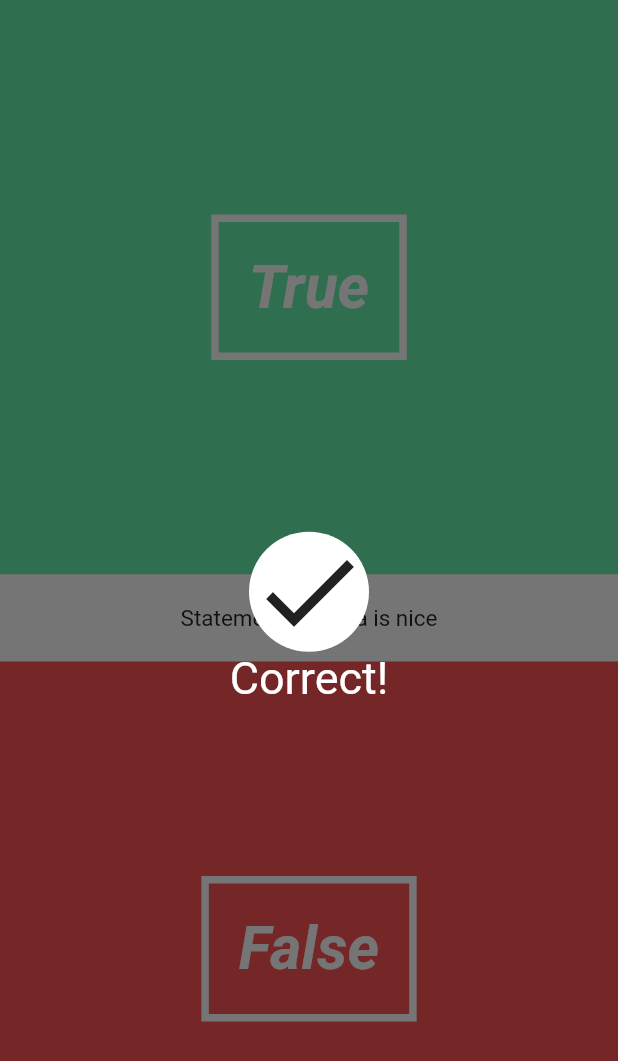
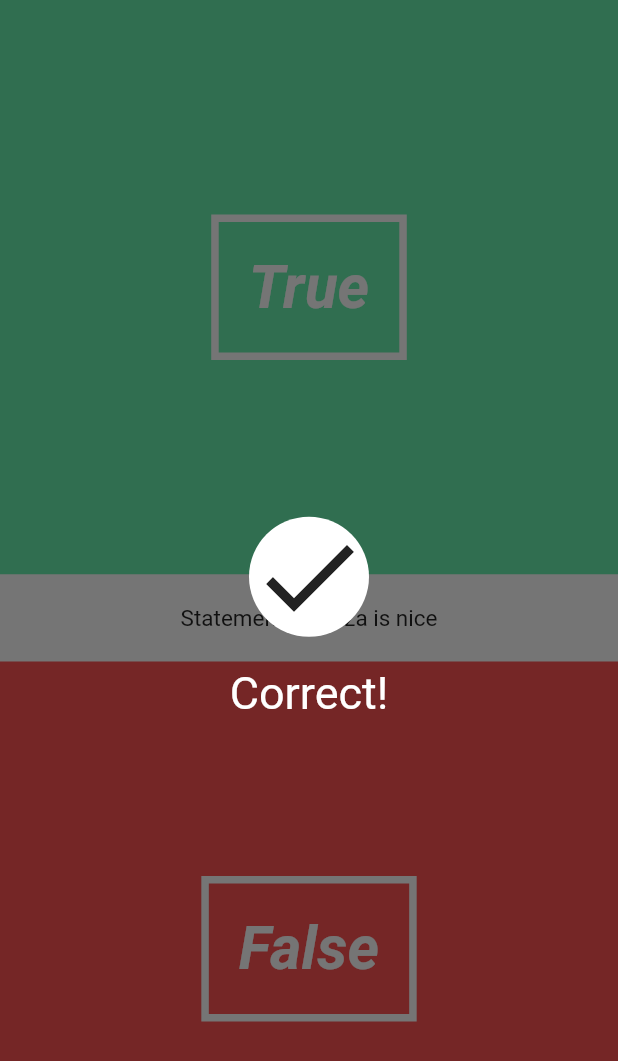
Before and after one commit to KeeperOfTheVoid/quiz-app-flutter, a Flutter app: the screen it shows after launch, on a phone screen of 412 x 824 dp. Shown: the top 1061 px of the screen. Run offline on Flutter 3.47's test engine with Material 2 defaults, Android fonts, the phone set to English and light mode, and no system bars.

Commit message:
Add Padding between Icon and Text
- Add padding between icon and text

```diff
--- a/lib/ui/answer_overlay.dart
+++ b/lib/ui/answer_overlay.dart
@@ -26,6 +26,9 @@ class AnswerOverlayState extends State<AnswerOverlay> {
               ),
               child: new Icon(widget._isCorrect == true ? Icons.done : Icons.clear, size: 80.0,),
             ),
+            new Padding(
+                padding: new EdgeInsets.only(bottom: 20.0),
+            ),
             new Text(widget._isCorrect == true ? "Correct!" : "Wrong!", style: new TextStyle(color: Colors.white, fontSize: 30.0, ),)
           ],
         ),
```
